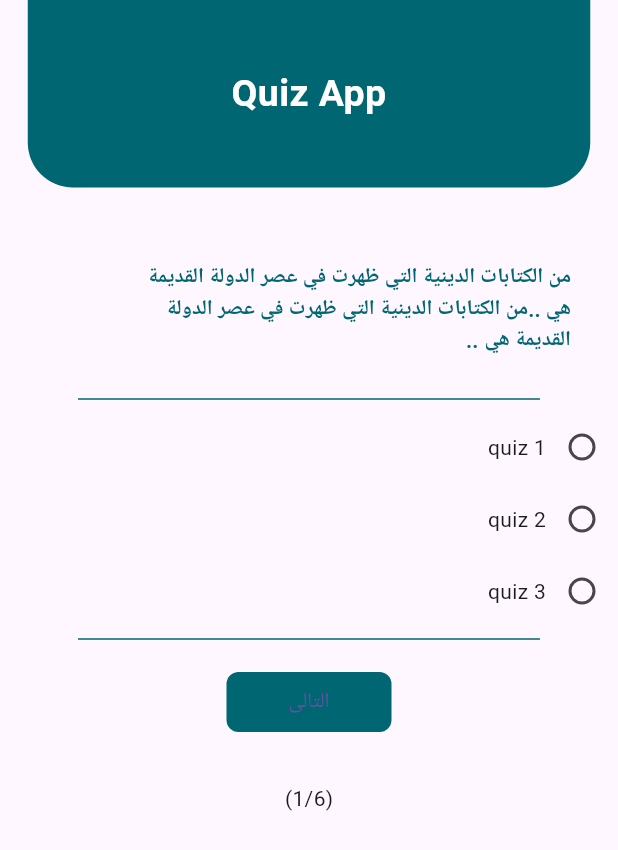
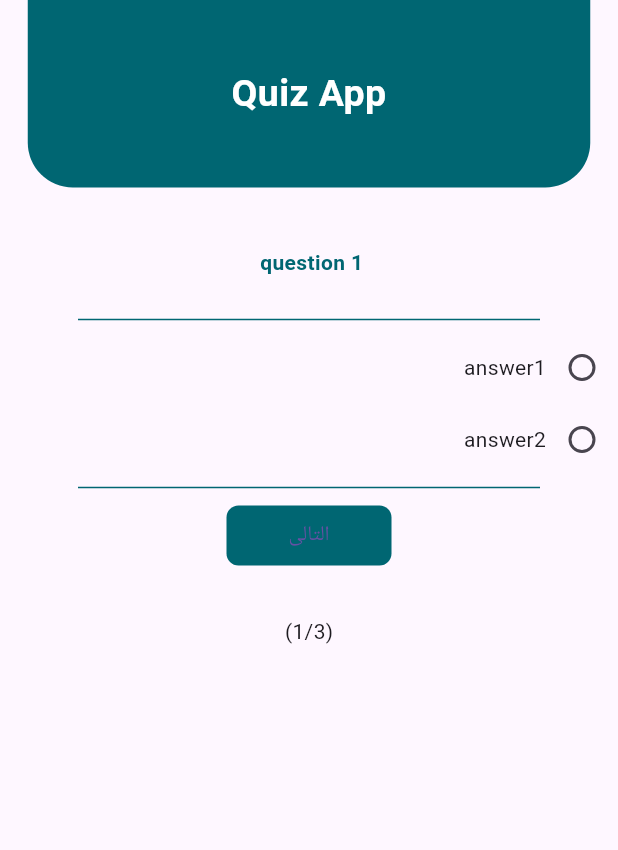
Before and after one commit to mohamedamr77/quizapp, a Flutter app: the screen it shows after launch, on a phone screen of 412 x 824 dp. Shown: the top 850 px of the screen. Run offline on Flutter 3.47's test engine with Material 3 defaults, Android fonts, the phone set to English and light mode, and no system bars.

```diff
--- /dev/null
+++ b/lib/cool/colorcool.dart
@@ -0,0 +1,7 @@
+import 'package:flutter/cupertino.dart';
+import 'package:flutter/material.dart';
+class ColorStatic {
+  static const Color primaryColor =Color(0xff006672);
+  static const Color white=Colors.white;
+
+}
--- a/lib/main.dart
+++ b/lib/main.dart
@@ -1,6 +1,6 @@
 import 'package:flutter/cupertino.dart';
 import 'package:flutter/material.dart';
-import 'package:quizapp/q1.dart';
+import 'package:quizapp/ui/q1.dart';
 void main(){
   runApp(MyApp());
 }
--- a/lib/q1.dart
+++ /dev/null
@@ -1,116 +0,0 @@
-import 'package:flutter/material.dart';
-import 'package:quizapp/q2.dart';
-import 'package:quizapp/radiochoice.dart';
-class Question1 extends StatefulWidget{
-  const Question1({super.key});
-  @override
-  State<Question1> createState() => _Question1State();
-}
-class _Question1State extends State<Question1> {
-
-  List<Map<String,dynamic> >  questions=[
-    {
-      "title" : "question 1 ",
-      "answers" : ["answer1" , "answer2"]
-    } ,
-
-    {
-
-      "title" : "question 1 ",
-      "answers" : ["answer1" , "answer2" , "answers"]
-    } ,
-
-  ];
-
-  @override
-  Widget build(BuildContext context) {
-    return Scaffold(
-      body: Column(
-        children: [
-          Container(
-            width: 375,
-            height: 125,
-            decoration: BoxDecoration(
-                color: Color(0xff006672),
-                borderRadius: BorderRadius.only(
-                bottomRight: Radius.circular(30),
-                bottomLeft: Radius.circular(30),
-              )
-            ),
-            child: Center(
-              child: Text(
-                "Quiz App",
-                textAlign: TextAlign.center,
-                style: TextStyle(
-                  color: Colors.white,
-                  fontWeight: FontWeight.bold,
-                  fontSize: 25,
-                ),
-                             ),
-            ),
-            ),
-          SizedBox(
-             height: 50,
-           ),
-          Text(
-            '''
-                  من الكتابات الدينية التي ظهرت في عصر الدولة القديمة
-            هي ..من الكتابات الدينية التي ظهرت في عصر الدولة
-       .. القديمة هي
-          ''',
-            textAlign: TextAlign.right,
-            style: TextStyle(
-              color: Color(0xff006672),
-              fontSize: 14,
-              fontWeight: FontWeight.bold,
-            ),
-              ),
-          Divider(
-            color: Color(0xff006672) ,
-            endIndent: 52,
-            indent: 52,
-          ),
-          Choice(title: 'quiz 1',),
-          Choice(title: 'quiz 2',),
-          Choice(title: 'quiz 3',),
-        // ...questions[0]["answers"].map((answer){
-        //     //["answer1" , "answer2"]
-        //
-        //     rooooo(
-        //       title: answer,
-        //     );
-        //   }),
-
-          Divider(
-            color: Color(0xff006672) ,
-            endIndent: 52,
-            indent: 52,
-          ),
-          SizedBox(
-            height: 10,),
-          ElevatedButton(
-              onPressed:(){
-                Navigator.push(context, MaterialPageRoute(builder: (context)=> Question2(),
-                )
-                );
-              } ,
-              child: Text("التالى"),
-            style: ElevatedButton.styleFrom(
-              backgroundColor: Color(0xff006672),
-              minimumSize: Size(110, 40),
-              elevation: 0,
-              shape: RoundedRectangleBorder(
-                borderRadius: BorderRadius.all(Radius.circular(8)),
-              )
-            )
-          ),
-          SizedBox(
-            height: 30,),
-          Text(
-              "(1/6)"
-          ),
-        ],
-      ),
-    );
-  }
-}
--- /dev/null
+++ b/lib/ui/q1.dart
@@ -0,0 +1,89 @@
+import 'package:flutter/material.dart';
+import 'package:quizapp/cool/colorcool.dart';
+import 'package:quizapp/ui/q2.dart';
+import 'package:quizapp/widget/numpage.dart';
+import 'package:quizapp/widget/question.dart';
+import 'package:quizapp/widget/divider.dart';
+import 'package:quizapp/widget/radiochoice.dart';
+import '../widget/containerasappbar.dart';
+import '../widget/elevatedButton.dart';
+int pageNumber=1;
+class Question1 extends StatefulWidget{
+   Question1({super.key});
+  @override
+  State<Question1> createState() => _Question1State();
+}
+class _Question1State extends State<Question1> {
+
+  List<Map<String,dynamic> > questions =[
+
+    {
+      "title" : "question 1 ",
+      "answers" : ["answer1" , "answer2"]
+    } ,
+
+    {
+      "title" : "question 2 ",
+      "answers" : ["answer1" , "answer2" , "answers3"]
+    } ,
+
+    {
+      "title" : "question 3 ",
+      "answers" : ["answer1" , "answer2" , "answers3"]
+    } ,
+  ];
+
+  int questionIndex  = 0  ;
+
+  plusQuestionIndex() {
+
+    if(questionIndex <questions.length-1 ) {
+      questionIndex++;
+      setState(() {
+
+      });
+    }
+  }
+  @override
+  Widget build(BuildContext context) {
+    String questionTitle = questions[questionIndex]['title'];
+    List<String> questionAnswers = questions[questionIndex]['answers'];
+    return Scaffold(
+      body: Column(
+        textDirection: TextDirection.rtl,
+        children: [
+
+          CotainerAsAppBar(),
+
+          const SizedBox(
+             height: 40,
+           ),
+
+          QuestionText(text: questionTitle),
+
+          DividerLine(),
+
+          for(String answer in questionAnswers)
+          RadioChoice(text: answer),
+
+          DividerLine(),
+
+          Button(
+          onPressed: () {
+            pageNumber++;
+            plusQuestionIndex();
+          },
+              text: 'التالى'
+          ),
+
+          SizedBox(
+            height: 30,),
+
+          Text(
+              "($pageNumber/${questions.length})"
+          ),
+        ],
+      ),
+    );
+  }
+}
--- /dev/null
+++ b/lib/widget/containerasappbar.dart
@@ -0,0 +1,33 @@
+import 'package:flutter/cupertino.dart';
+import 'package:flutter/material.dart';
+
+import '../cool/colorcool.dart';
+
+class CotainerAsAppBar extends StatelessWidget{
+  @override
+  Widget build(BuildContext context) {
+    return  Container(
+      width: 375,
+      height: 125,
+      decoration: const BoxDecoration(
+          color: ColorStatic.primaryColor,
+          borderRadius: BorderRadius.only(
+            bottomRight: Radius.circular(30),
+            bottomLeft: Radius.circular(30),
+          )
+      ),
+      child: const Center(
+        child: Text(
+          "Quiz App",
+          textAlign: TextAlign.center,
+          style: TextStyle(
+            color: Colors.white,
+            fontWeight: FontWeight.bold,
+            fontSize: 25,
+          ),
+        ),
+      ),
+    );
+  }
+
+}
--- /dev/null
+++ b/lib/widget/divider.dart
@@ -0,0 +1,9 @@
+import 'package:flutter/material.dart';
+
+Divider DividerLine(){
+  return  const Divider(
+    color: Color(0xff006672) ,
+    endIndent: 52,
+    indent: 52,
+  );
+}
--- /dev/null
+++ b/lib/widget/elevatedButton.dart
@@ -0,0 +1,16 @@
+import 'package:flutter/material.dart';
+
+ElevatedButton Button({required final void Function()? onPressed , required String text }){
+  return ElevatedButton(
+      onPressed:onPressed ,
+      child: Text(text),
+      style: ElevatedButton.styleFrom(
+          backgroundColor: Color(0xff006672),
+          minimumSize: Size(110, 40),
+          elevation: 0,
+          shape: RoundedRectangleBorder(
+            borderRadius: BorderRadius.all(Radius.circular(8)),
+          )
+      )
+  );
+}
--- /dev/null
+++ b/lib/widget/numpage.dart
@@ -0,0 +1,4 @@
+int Page=1;
+class NumberPage{
+
+}
--- /dev/null
+++ b/lib/widget/question.dart
@@ -0,0 +1,14 @@
+import 'package:flutter/cupertino.dart';
+
+Text QuestionText({required String text}){
+  return Text(
+'''${text}
+         ''',
+textAlign: TextAlign.right,
+style: TextStyle(
+color: Color(0xff006672),
+fontSize: 14,
+fontWeight: FontWeight.bold,
+),
+);
+}
--- a/lib/radiochoice.dart
+++ b/lib/widget/radiochoice.dart
@@ -1,40 +1,30 @@
 import 'package:flutter/cupertino.dart';
 import 'package:flutter/material.dart';
+class RadioChoice extends StatefulWidget{
+  String text;
+   RadioChoice({super.key,required this.text});
+  @override
+  State<RadioChoice> createState() => _RadioChoiceState();
+}
+class _RadioChoiceState extends State<RadioChoice> {
+  int _value=0;
 
-class Choice extends StatefulWidget{
-  final String title;
-   Choice({super.key, required this.title});
-  @override
-  State<Choice> createState() => _ChoiceState();
-}
-class _ChoiceState extends State<Choice> {
-  int _value=0;
-  int score=0;
   @override
   Widget build(BuildContext context) {
-    return   Row (
+    return  Row(
       textDirection: TextDirection.rtl,
       children: [
         Radio(
-          value: 2,
+          value: 1,
           groupValue: _value,
           onChanged:(value){
             setState(() {
               _value=value!;
             });
-            if(_value==value){
-              score++;
-            }
           },
         ),
-        Text(widget.title),
+        Text(widget.text),
       ],
     );
-
-
-
-
-
-
   }
 }
```
Also changed, not shown: lib/q2.dart (deleted, +0 -151 lines), lib/ui/q2.dart (added, +79 -0 lines), 1 other file.
